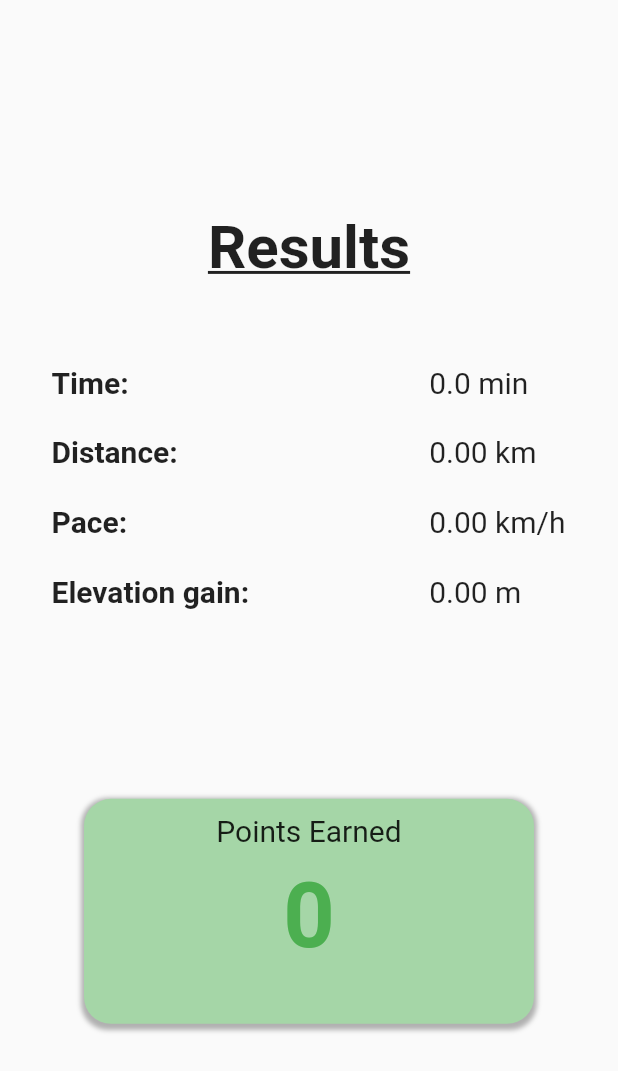
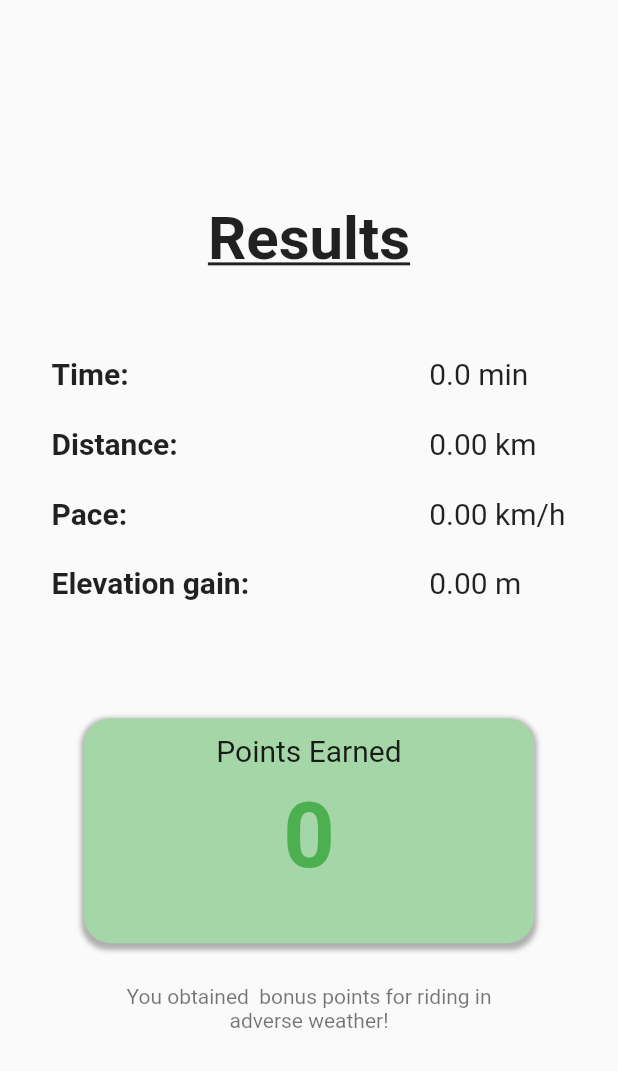
Before and after one commit to pedalami/pedalami, a Flutter app: the RideCompletePage screen opened directly with empty values, on a phone screen of 412 x 824 dp. Shown: the top 1071 px of the screen. Run offline on Flutter 3.47's test engine with Material 2 defaults, Android fonts, the phone set to English and light mode, and no system bars; our stand-ins replace cloud_firestore, date_format, firebase_auth, firebase_core, firebase_storage, font_awesome_flutter and 8 more; missing offline and left inert: background_location, flutter_osm_interface, flutter_osm_plugin, search_choices, universal_html; accounts and stored records are empty.

Commit message:
Displaying bonus points for adverse weather

```diff
--- a/lib/routes/map_page.dart
+++ b/lib/routes/map_page.dart
@@ -479,13 +479,14 @@ class _MapPageState extends State<MapPage> with WidgetsBindingObserver {
     );
   }
 
-  showRideCompleteDialog(BuildContext context, Size size, Ride finishedRide) {
+  showRideCompleteDialog(BuildContext context, Size size, Ride finishedRide, String bonusPoints) {
     //TODO: FIX THIS
     //Last minute fix, didn't have the time to go out and test this yet. Will make it look nicer with all the stats /Marcus
 
     pushNewScreen(context,
         screen: RideCompletePage(
           finishedRide: finishedRide,
+          bonusPoints: bonusPoints
         ));
   }
 
--- a/lib/routes/ride_complete_page.dart
+++ b/lib/routes/ride_complete_page.dart
@@ -1,11 +1,13 @@
 import 'package:flutter/material.dart';
 import 'package:flutter_osm_plugin/flutter_osm_plugin.dart';
 import 'package:pedala_mi/models/ride.dart';
+import 'package:pedala_mi/utils/mobile_library.dart';
 
 class RideCompletePage extends StatelessWidget {
   final Ride finishedRide;
+  final String bonusPoints;
 
-  const RideCompletePage({Key? key, required this.finishedRide})
+  const RideCompletePage({Key? key, required this.finishedRide, required this.bonusPoints})
       : super(key: key);
 
   Widget singleStat(String name, String unit, BuildContext context) {
@@ -65,9 +67,8 @@ class RideCompletePage extends StatelessWidget {
               finishedRide.elevationGain!.toStringAsFixed(2) + " m", context),
 
           SizedBox(
-            height: MediaQuery.of(context).size.height / 8,
+            height: MediaQuery.of(context).size.height / 15,
           ),
-
           Container(
             height: 150,
             decoration: BoxDecoration(
@@ -106,6 +107,13 @@ class RideCompletePage extends StatelessWidget {
                 ),
               ],
             ),
+          ),
+          SizedBox(
+            height: MediaQuery.of(context).size.height / 30,
+          ),
+          Padding(
+            padding: EdgeInsets.symmetric(horizontal: MediaQuery.of(context).size.width*.2),
+            child: bonusPoints!="0"?Text("You obtained "+bonusPoints+" bonus points for riding in adverse weather!", textAlign: TextAlign.center,style: TextStyle(color: Colors.black54),):SizedBox(),
           )
         ],
       )),
--- a/lib/services/mongodb_service.dart
+++ b/lib/services/mongodb_service.dart
@@ -229,7 +229,7 @@ class MongoDB {
       toRecord.points = double.parse(decodedBody["points"].toString());
       toRecord.rideId = decodedBody["id"];
       var returnTuple = Tuple2<Ride?, String>(
-          toRecord, decodedBody["bonusPoints"]);
+          toRecord, decodedBody["bonusPoints"].toString());
       return returnTuple;
     } else
       return null;
```
